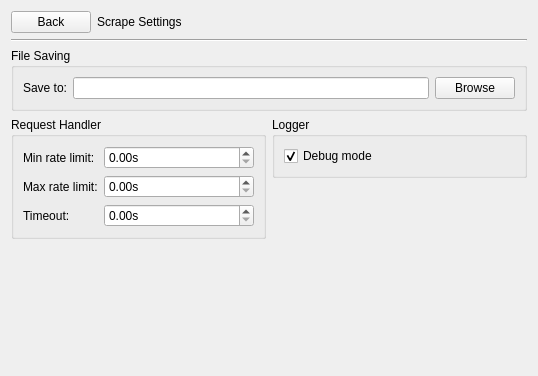
Old version of the form src/app/ui/SettingsMenu.ui in the repository caden-maxwell/nhtsa-scrape.
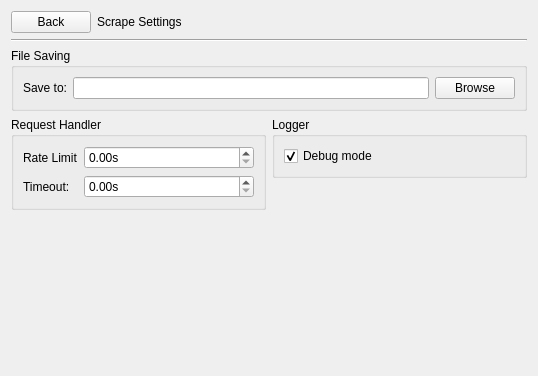
New version of the form.

Commit message: removed max rate limit; updated logs; made ciss and nass more similar in function

The edit to the form file:
```diff
--- a/src/app/ui/SettingsMenu.ui
+++ b/src/app/ui/SettingsMenu.ui
@@ -97,7 +97,7 @@
             <item row="0" column="0">
              <widget class="QLabel" name="label">
               <property name="text">
-               <string>Min rate limit:</string>
+               <string>Rate Limit</string>
               </property>
              </widget>
             </item>
@@ -115,33 +115,13 @@
              </widget>
             </item>
             <item row="1" column="0">
-             <widget class="QLabel" name="label_2">
-              <property name="text">
-               <string>Max rate limit:</string>
-              </property>
-             </widget>
-            </item>
-            <item row="1" column="1">
-             <widget class="QDoubleSpinBox" name="maxRateSpinBox">
-              <property name="suffix">
-               <string>s</string>
-              </property>
-              <property name="decimals">
-               <number>2</number>
-              </property>
-              <property name="singleStep">
-               <double>0.050000000000000</double>
-              </property>
-             </widget>
-            </item>
-            <item row="2" column="0">
              <widget class="QLabel" name="timeoutLabel">
               <property name="text">
                <string>Timeout:</string>
               </property>
              </widget>
             </item>
-            <item row="2" column="1">
+            <item row="1" column="1">
              <widget class="QDoubleSpinBox" name="timeoutSpinBox">
               <property name="suffix">
                <string>s</string>
```
Left out of the diff: 4 changed lines with no effect on the pictures. The commit also changes 10 other files.
